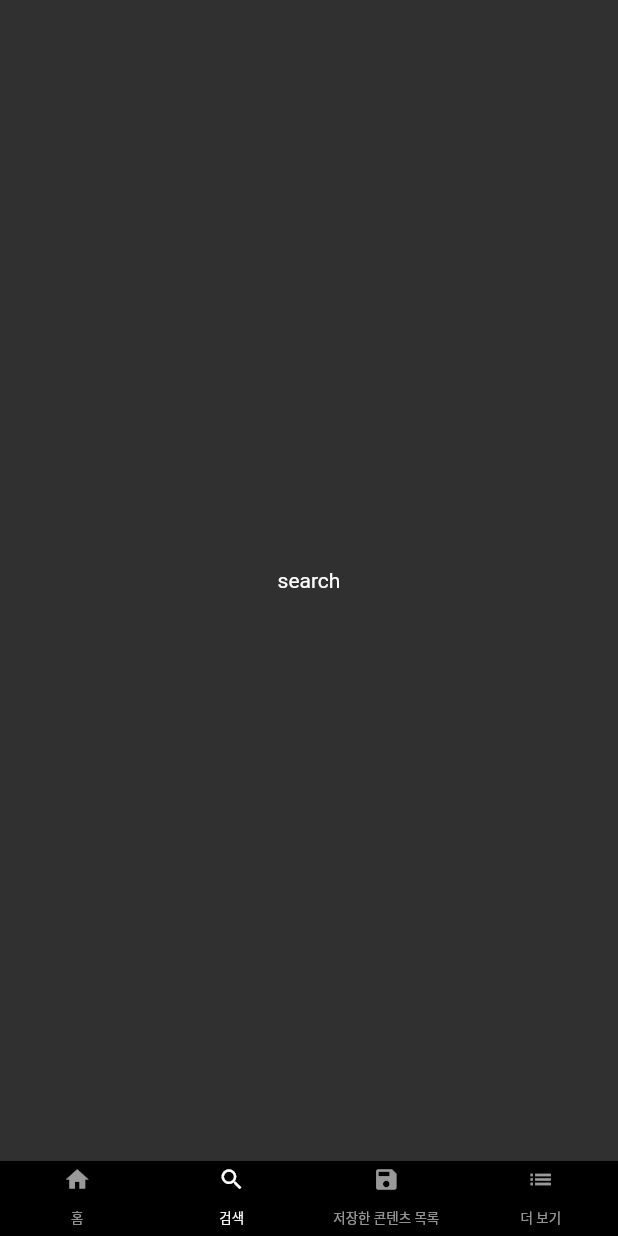
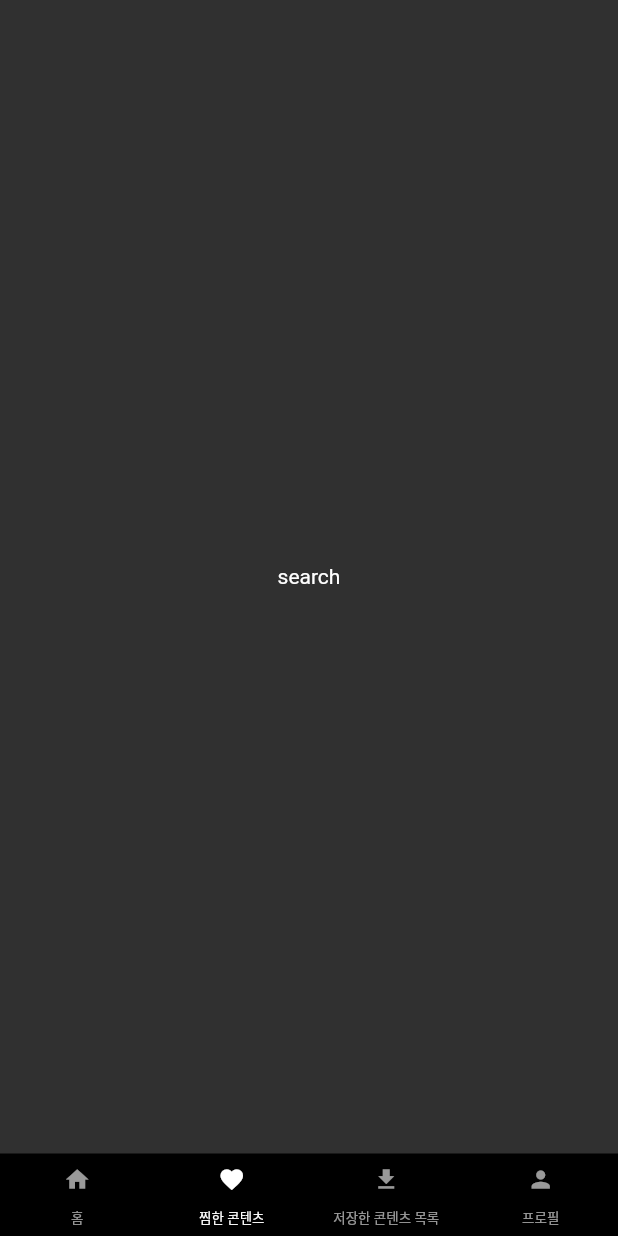
Before and after one commit to kwakhyun/netflutter, a Flutter app: the screen it shows after launch, item 2 of the bottom bar chosen, on a phone screen of 412 x 824 dp. Run offline on Flutter 3.47's test engine with Material 2 defaults, Android fonts, the phone set to English and light mode, and no system bars; our stand-ins replace carousel_slider.

Commit message:
Modify: menu icon and text

```diff
--- a/lib/screen/home_screen.dart
+++ b/lib/screen/home_screen.dart
@@ -73,7 +73,7 @@ class TopBar extends StatelessWidget {
           Container(
             padding: EdgeInsets.only(right: 1),
             child: Text(
-              'TV 프로그램',
+              '시리즈',
               style: TextStyle(fontSize: 14),
             ),
           ),
@@ -87,7 +87,7 @@ class TopBar extends StatelessWidget {
           Container(
             padding: EdgeInsets.only(right: 1),
             child: Text(
-              '찜한 콘텐츠',
+              '카테고리',
               style: TextStyle(fontSize: 14),
             ),
           ),
--- a/lib/widget/bottom_bar.dart
+++ b/lib/widget/bottom_bar.dart
@@ -7,6 +7,9 @@ class BottomBar extends StatelessWidget {
   Widget build(BuildContext context) {
     return Container(
       color: Colors.black,
+      padding: EdgeInsets.only(
+        top: 5,
+      ),
       child: const SizedBox(
         height: 50,
         child: TabBar(
@@ -26,17 +29,17 @@ class BottomBar extends StatelessWidget {
             ),
             Tab(
               icon: Icon(
-                Icons.search,
+                Icons.favorite,
                 size: 18,
               ),
               child: Text(
-                '검색',
+                '찜한 콘텐츠',
                 style: TextStyle(fontSize: 9),
               ),
             ),
             Tab(
               icon: Icon(
-                Icons.save,
+                Icons.download,
                 size: 18,
               ),
               child: Text(
@@ -46,11 +49,11 @@ class BottomBar extends StatelessWidget {
             ),
             Tab(
               icon: Icon(
-                Icons.list,
+                Icons.person,
                 size: 18,
               ),
               child: Text(
-                '더 보기',
+                '프로필',
                 style: TextStyle(fontSize: 9),
               ),
             ),
```
